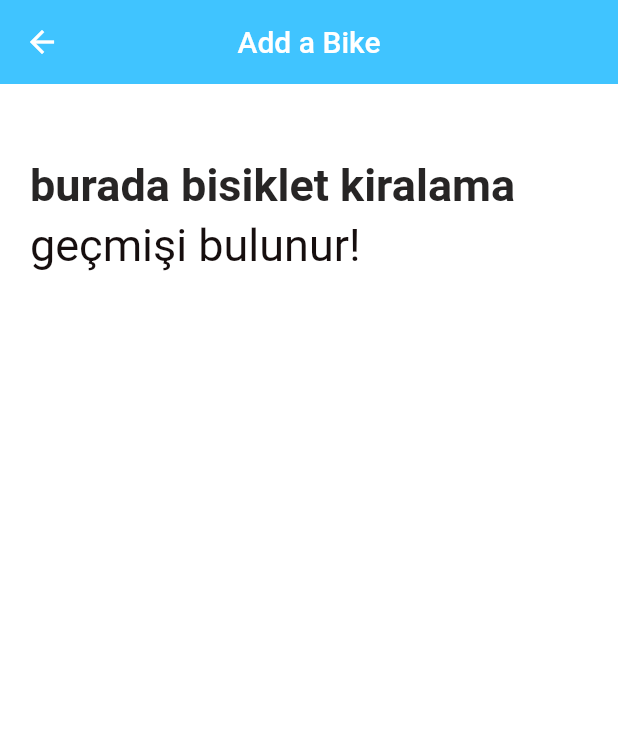
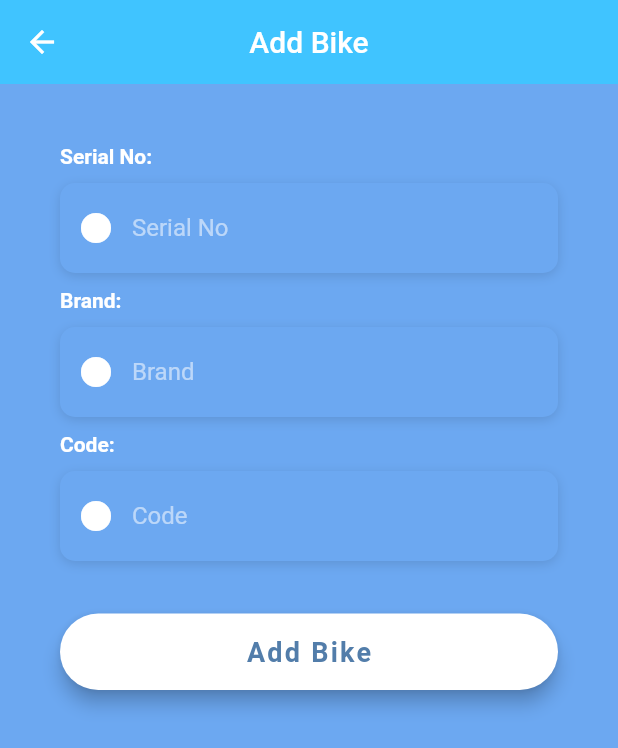
Before and after one commit to Kelebike/KelebikeApp, a Flutter app: the adminAddBikePage screen opened directly, on a phone screen of 412 x 824 dp. Shown: the top 748 px of the screen. Run offline on Flutter 3.47's test engine with Material 2 defaults, Android fonts, the phone set to English and light mode, and no system bars; our stand-ins replace cloud_firestore, firebase_auth, firebase_core; accounts and stored records are empty; Roboto replaces fonts that are missing (OpenSans).

Commit message:
add bike button done
add bike button done

```diff
--- a/src/kelebike/lib/screens/admin_add_bike_page.dart
+++ b/src/kelebike/lib/screens/admin_add_bike_page.dart
@@ -1,7 +1,10 @@
 import 'package:firebase_auth/firebase_auth.dart';
 import 'package:flutter/material.dart';
+import 'package:flutter/rendering.dart';
 import 'package:flutter/services.dart';
+import 'package:kelebike/screens/admin_bikes_screen.dart';
 import 'package:kelebike/service/auth.dart';
+import 'package:kelebike/service/bike_service.dart';
 import 'package:kelebike/utilities/constants.dart';
 
 class adminAddBikePage extends StatefulWidget {
@@ -10,6 +13,165 @@ class adminAddBikePage extends StatefulWidget {
 }
 
 class _adminAddBikePageState extends State<adminAddBikePage> {
+  var _SerialNoController = TextEditingController();
+  var _BrandController = TextEditingController();
+  var _CodeController = TextEditingController();
+  var _StatusController = TextEditingController();
+
+  BikeService _bikeService = BikeService();
+  User? _user = FirebaseAuth.instance.currentUser;
+
+  Widget _buildSerialNo() {
+    return Column(
+      crossAxisAlignment: CrossAxisAlignment.start,
+      children: <Widget>[
+        Text(
+          'Serial No:',
+          style: kLabelStyle,
+        ),
+        SizedBox(
+          height: 10,
+        ),
+        Container(
+          alignment: Alignment.centerLeft,
+          decoration: kBoxDecorationStyle,
+          height: 60.0,
+          child: TextField(
+            controller: _SerialNoController,
+            keyboardType: TextInputType.emailAddress,
+            style: TextStyle(
+              color: Colors.white,
+              fontFamily: 'OpenSans',
+            ),
+            decoration: InputDecoration(
+              border: InputBorder.none,
+              contentPadding: EdgeInsets.only(top: 14.0),
+              prefixIcon: Icon(
+                Icons.circle,
+                color: Colors.white,
+              ),
+              hintText: 'Serial No',
+              hintStyle: kHintTextStyle,
+            ),
+          ),
+        )
+      ],
+    );
+  }
+
+  Widget _Brand() {
+    return Column(
+      crossAxisAlignment: CrossAxisAlignment.start,
+      children: <Widget>[
+        Text(
+          'Brand:',
+          style: kLabelStyle,
+        ),
+        SizedBox(
+          height: 10,
+        ),
+        Container(
+          alignment: Alignment.centerLeft,
+          decoration: kBoxDecorationStyle,
+          height: 60.0,
+          child: TextField(
+            controller: _BrandController,
+            keyboardType: TextInputType.emailAddress,
+            style: TextStyle(
+              color: Colors.white,
+              fontFamily: 'OpenSans',
+            ),
+            decoration: InputDecoration(
+              border: InputBorder.none,
+              contentPadding: EdgeInsets.only(top: 14.0),
+              prefixIcon: Icon(
+                Icons.circle,
+                color: Colors.white,
+              ),
+              hintText: 'Brand',
+              hintStyle: kHintTextStyle,
+            ),
+          ),
+        )
+      ],
+    );
+  }
+
+  Widget _Code() {
+    return Column(
+      crossAxisAlignment: CrossAxisAlignment.start,
+      children: <Widget>[
+        Text(
+          'Code:',
+          style: kLabelStyle,
+        ),
+        SizedBox(
+          height: 10,
+        ),
+        Container(
+          alignment: Alignment.centerLeft,
+          decoration: kBoxDecorationStyle,
+          height: 60.0,
+          child: TextField(
+            controller: _CodeController,
+            keyboardType: TextInputType.emailAddress,
+            style: TextStyle(
+              color: Colors.white,
+              fontFamily: 'OpenSans',
+            ),
+            decoration: InputDecoration(
+              border: InputBorder.none,
+              contentPadding: EdgeInsets.only(top: 14.0),
+              prefixIcon: Icon(
+                Icons.circle,
+                color: Colors.white,
+              ),
+              hintText: 'Code',
+              hintStyle: kHintTextStyle,
+            ),
+          ),
+        )
+      ],
+    );
+  }
+
+  Widget _buildAddBike() {
+    return Container(
+      padding: EdgeInsets.symmetric(vertical: 25),
+      width: double.infinity,
+      child: RaisedButton(
+        elevation: 5,
+        onPressed: () async {
+          _bikeService.addBike(
+              serialNumber: _SerialNoController.text,
+              brand: _BrandController.text,
+              code: _CodeController.text,
+              status: 'nontaken',
+              dateIssued: 'nontaken',
+              dateReturn: 'nontaken',
+              owner: 'nontaken');
+          Navigator.push(context,
+              MaterialPageRoute(builder: (context) => AdminBikesScreen()));
+        },
+        padding: EdgeInsets.all(15.0),
+        shape: RoundedRectangleBorder(
+          borderRadius: BorderRadius.circular(30.0),
+        ),
+        color: Colors.white,
+        child: Text(
+          'Add Bike',
+          style: TextStyle(
+            color: Color(0xFF527DAA),
+            letterSpacing: 1.5,
+            fontSize: 18.0,
+            fontWeight: FontWeight.bold,
+            fontFamily: 'OpenSans',
+          ),
+        ),
+      ),
+    );
+  }
+
   @override
   Widget build(BuildContext context) {
     return Scaffold(
@@ -17,36 +179,49 @@ class _adminAddBikePageState extends State<adminAddBikePage> {
       appBar: AppBar(
         backgroundColor: Colors.lightBlueAccent,
         elevation: 0,
-        title: Text("Add a Bike"),
+        title: Text("Add Bike"),
         centerTitle: true,
       ),
-      body: SingleChildScrollView(
-        child: Container(
-          child: Column(
-            children: [
+      body: AnnotatedRegion<SystemUiOverlayStyle>(
+        value: SystemUiOverlayStyle.light,
+        child: GestureDetector(
+          onTap: () => FocusScope.of(context).unfocus(),
+          child: Stack(
+            children: <Widget>[
               Container(
-                  child: Stack(
-                children: [
-                  Padding(
-                    padding: const EdgeInsets.only(top: 50, left: 20),
-                    child: Text(
-                      "burada bisiklet kiralama",
-                      style: TextStyle(
-                          fontSize: 30,
-                          fontWeight: FontWeight.bold,
-                          color: Color.fromARGB(255, 39, 37, 37)),
-                    ),
+                  height: double.infinity,
+                  width: double.infinity,
+                  decoration: BoxDecoration(
+                    color: Color(0xFF6CA8F1),
+                  )),
+              Container(
+                height: double.infinity,
+                child: SingleChildScrollView(
+                  physics: AlwaysScrollableScrollPhysics(),
+                  padding: EdgeInsets.symmetric(
+                    horizontal: 40.0,
+                    vertical: 40.0,
                   ),
-                  Padding(
-                    padding: const EdgeInsets.only(top: 90, left: 20),
-                    child: Text(
-                      "geçmişi bulunur!",
-                      style: TextStyle(
-                          fontSize: 30, color: Color.fromARGB(255, 22, 14, 14)),
-                    ),
-                  )
-                ],
-              )),
+                  child: Column(
+                    mainAxisAlignment: MainAxisAlignment.center,
+                    children: <Widget>[
+                      _buildSerialNo(),
+                      SizedBox(
+                        height: 10,
+                      ),
+                      _Brand(),
+                      SizedBox(
+                        height: 10,
+                      ),
+                      _Code(),
+                      SizedBox(
+                        height: 10,
+                      ),
+                      _buildAddBike()
+                    ],
+                  ),
+                ),
+              )
             ],
           ),
         ),
```
